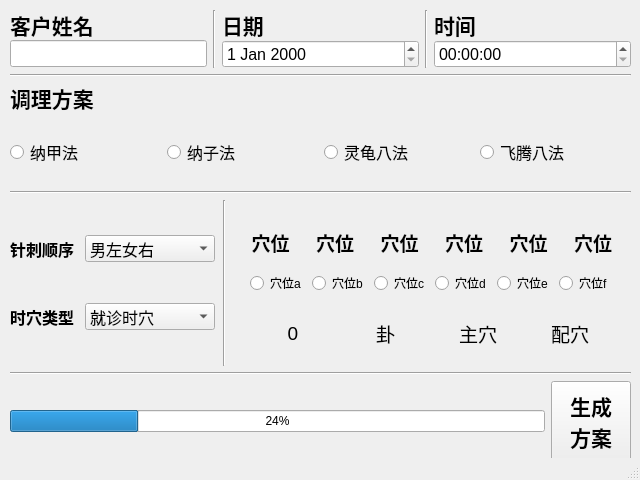
First picture: the form in mainwindow.ui, repository pejoypan/ZiWuLiuZhu, before the edit.
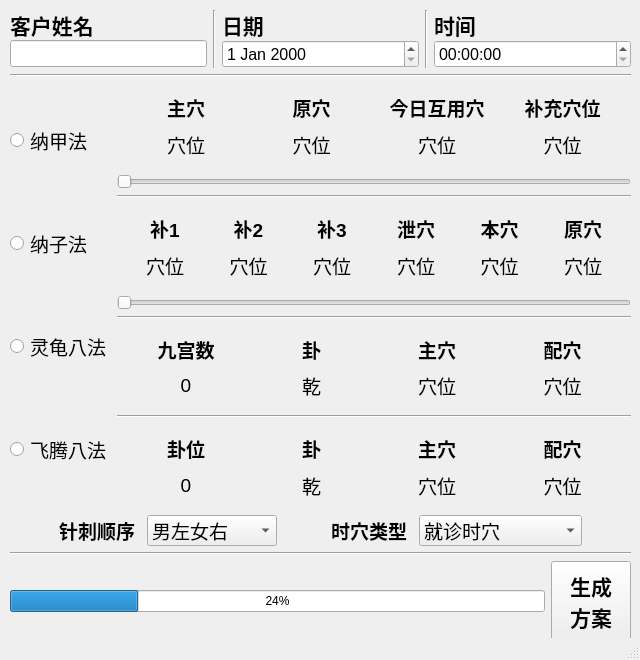
Second picture: the form after the edit.

Commit message: rearrange mainwindow

The edit to the form file:
```diff
--- a/mainwindow.ui
+++ b/mainwindow.ui
@@ -7,7 +7,7 @@
     <x>0</x>
     <y>0</y>
     <width>640</width>
-    <height>480</height>
+    <height>660</height>
    </rect>
   </property>
   <property name="windowTitle">
@@ -20,7 +20,7 @@
       <x>10</x>
       <y>10</y>
       <width>621</width>
-      <height>451</height>
+      <height>631</height>
      </rect>
     </property>
     <layout class="QVBoxLayout" name="verticalLayout">
@@ -211,97 +211,750 @@
        </property>
       </widget>
      </item>
-     <item>
-      <widget class="QLabel" name="label">
-       <property name="maximumSize">
-        <size>
-         <width>16777215</width>
-         <height>30</height>
-        </size>
-       </property>
-       <property name="font">
-        <font>
-         <pointsize>16</pointsize>
-         <bold>true</bold>
-        </font>
-       </property>
-       <property name="text">
-        <string>调理方案</string>
-       </property>
-      </widget>
-     </item>
      <item>
       <layout class="QHBoxLayout" name="horizontalLayout_2">
        <item>
-        <widget class="QRadioButton" name="radioButton_NaJia">
-         <property name="font">
-          <font>
-           <pointsize>12</pointsize>
-          </font>
-         </property>
-         <property name="text">
-          <string>
-纳甲法
-</string>
-         </property>
-        </widget>
+        <layout class="QVBoxLayout" name="verticalLayout_5">
+         <item>
+          <widget class="QRadioButton" name="radioButton_NaJia">
+           <property name="minimumSize">
+            <size>
+             <width>0</width>
+             <height>80</height>
+            </size>
+           </property>
+           <property name="maximumSize">
+            <size>
+             <width>120</width>
+             <height>16777215</height>
+            </size>
+           </property>
+           <property name="font">
+            <font>
+             <pointsize>14</pointsize>
+            </font>
+           </property>
+           <property name="text">
+            <string>纳甲法</string>
+           </property>
+          </widget>
+         </item>
+         <item>
+          <widget class="QRadioButton" name="radioButton_NaZi">
+           <property name="minimumSize">
+            <size>
+             <width>0</width>
+             <height>80</height>
+            </size>
+           </property>
+           <property name="maximumSize">
+            <size>
+             <width>120</width>
+             <height>16777215</height>
+            </size>
+           </property>
+           <property name="font">
+            <font>
+             <pointsize>14</pointsize>
+            </font>
+           </property>
+           <property name="text">
+            <string>纳子法</string>
+           </property>
+          </widget>
+         </item>
+         <item>
+          <widget class="QRadioButton" name="radioButton_LingGui8">
+           <property name="minimumSize">
+            <size>
+             <width>0</width>
+             <height>80</height>
+            </size>
+           </property>
+           <property name="maximumSize">
+            <size>
+             <width>120</width>
+             <height>16777215</height>
+            </size>
+           </property>
+           <property name="font">
+            <font>
+             <pointsize>14</pointsize>
+            </font>
+           </property>
+           <property name="text">
+            <string>灵龟八法</string>
+           </property>
+          </widget>
+         </item>
+         <item>
+          <widget class="QRadioButton" name="radioButton_FeiTeng8">
+           <property name="minimumSize">
+            <size>
+             <width>0</width>
+             <height>80</height>
+            </size>
+           </property>
+           <property name="maximumSize">
+            <size>
+             <width>120</width>
+             <height>16777215</height>
+            </size>
+           </property>
+           <property name="font">
+            <font>
+             <pointsize>14</pointsize>
+            </font>
+           </property>
+           <property name="text">
+            <string>飞腾八法</string>
+           </property>
+          </widget>
+         </item>
+        </layout>
        </item>
        <item>
-        <widget class="QRadioButton" name="radioButton_NaZi">
-         <property name="font">
-          <font>
-           <pointsize>12</pointsize>
-          </font>
-         </property>
-         <property name="text">
-          <string>
-纳子法
-</string>
-         </property>
-        </widget>
-       </item>
-       <item>
-        <widget class="QRadioButton" name="radioButton_LingGui8">
-         <property name="font">
-          <font>
-           <pointsize>12</pointsize>
-          </font>
-         </property>
-         <property name="text">
-          <string>
-灵龟八法
-</string>
-         </property>
-        </widget>
-       </item>
-       <item>
-        <widget class="QRadioButton" name="radioButton_FeiTeng8">
-         <property name="font">
-          <font>
-           <pointsize>12</pointsize>
-          </font>
-         </property>
-         <property name="text">
-          <string>
-飞腾八法
-</string>
-         </property>
-        </widget>
+        <layout class="QVBoxLayout" name="verticalLayout_6">
+         <item>
+          <widget class="QWidget" name="gridWidget" native="true">
+           <layout class="QGridLayout" name="gridLayout_2">
+            <item row="1" column="2">
+             <widget class="QLabel" name="label_NaJia3">
+              <property name="font">
+               <font>
+                <pointsize>14</pointsize>
+               </font>
+              </property>
+              <property name="text">
+               <string>穴位</string>
+              </property>
+              <property name="alignment">
+               <set>Qt::AlignmentFlag::AlignCenter</set>
+              </property>
+             </widget>
+            </item>
+            <item row="1" column="1">
+             <widget class="QLabel" name="label_NaJia2">
+              <property name="font">
+               <font>
+                <pointsize>14</pointsize>
+               </font>
+              </property>
+              <property name="text">
+               <string>穴位</string>
+              </property>
+              <property name="alignment">
+               <set>Qt::AlignmentFlag::AlignCenter</set>
+              </property>
+             </widget>
+            </item>
+            <item row="1" column="3">
+             <widget class="QLabel" name="label_NaJia4">
+              <property name="font">
+               <font>
+                <pointsize>14</pointsize>
+               </font>
+              </property>
+              <property name="text">
+               <string>穴位</string>
+              </property>
+              <property name="alignment">
+               <set>Qt::AlignmentFlag::AlignCenter</set>
+              </property>
+             </widget>
+            </item>
+            <item row="0" column="2">
+             <widget class="QLabel" name="label_11">
+              <property name="font">
+               <font>
+                <pointsize>14</pointsize>
+                <bold>true</bold>
+               </font>
+              </property>
+              <property name="text">
+               <string>今日互用穴</string>
+              </property>
+              <property name="alignment">
+               <set>Qt::AlignmentFlag::AlignCenter</set>
+              </property>
+             </widget>
+            </item>
+            <item row="1" column="0">
+             <widget class="QLabel" name="label_NaJia1">
+              <property name="font">
+               <font>
+                <pointsize>14</pointsize>
+                <underline>false</underline>
+               </font>
+              </property>
+              <property name="text">
+               <string>穴位</string>
+              </property>
+              <property name="alignment">
+               <set>Qt::AlignmentFlag::AlignCenter</set>
+              </property>
+             </widget>
+            </item>
+            <item row="0" column="1">
+             <widget class="QLabel" name="label_10">
+              <property name="font">
+               <font>
+                <pointsize>14</pointsize>
+                <bold>true</bold>
+               </font>
+              </property>
+              <property name="text">
+               <string>原穴</string>
+              </property>
+              <property name="alignment">
+               <set>Qt::AlignmentFlag::AlignCenter</set>
+              </property>
+             </widget>
+            </item>
+            <item row="0" column="3">
+             <widget class="QLabel" name="label_12">
+              <property name="font">
+               <font>
+                <pointsize>14</pointsize>
+                <bold>true</bold>
+               </font>
+              </property>
+              <property name="text">
+               <string>补充穴位</string>
+              </property>
+              <property name="alignment">
+               <set>Qt::AlignmentFlag::AlignCenter</set>
+              </property>
+             </widget>
+            </item>
+            <item row="0" column="0">
+             <widget class="QLabel" name="label_8">
+              <property name="font">
+               <font>
+                <pointsize>14</pointsize>
+                <bold>true</bold>
+               </font>
+              </property>
+              <property name="text">
+               <string>主穴</string>
+              </property>
+              <property name="alignment">
+               <set>Qt::AlignmentFlag::AlignCenter</set>
+              </property>
+             </widget>
+            </item>
+           </layout>
+          </widget>
+         </item>
+         <item>
+          <widget class="QSlider" name="Slider_NaJia">
+           <property name="orientation">
+            <enum>Qt::Orientation::Horizontal</enum>
+           </property>
+          </widget>
+         </item>
+         <item>
+          <widget class="Line" name="line_7">
+           <property name="orientation">
+            <enum>Qt::Orientation::Horizontal</enum>
+           </property>
+          </widget>
+         </item>
+         <item>
+          <widget class="QWidget" name="gridWidget_3" native="true">
+           <layout class="QGridLayout" name="gridLayout_4">
+            <item row="1" column="3">
+             <widget class="QLabel" name="label_NaZi4">
+              <property name="font">
+               <font>
+                <pointsize>14</pointsize>
+               </font>
+              </property>
+              <property name="text">
+               <string>穴位</string>
+              </property>
+              <property name="alignment">
+               <set>Qt::AlignmentFlag::AlignCenter</set>
+              </property>
+             </widget>
+            </item>
+            <item row="0" column="3">
+             <widget class="QLabel" name="label_28">
+              <property name="font">
+               <font>
+                <pointsize>14</pointsize>
+                <bold>true</bold>
+               </font>
+              </property>
+              <property name="text">
+               <string>泄穴</string>
+              </property>
+              <property name="alignment">
+               <set>Qt::AlignmentFlag::AlignCenter</set>
+              </property>
+             </widget>
+            </item>
+            <item row="1" column="4">
+             <widget class="QLabel" name="label_NaZi5">
+              <property name="font">
+               <font>
+                <pointsize>14</pointsize>
+               </font>
+              </property>
+              <property name="text">
+               <string>穴位</string>
+              </property>
+              <property name="alignment">
+               <set>Qt::AlignmentFlag::AlignCenter</set>
+              </property>
+             </widget>
+            </item>
+            <item row="0" column="5">
+             <widget class="QLabel" name="label_40">
+              <property name="font">
+               <font>
+                <pointsize>14</pointsize>
+                <bold>true</bold>
+               </font>
+              </property>
+              <property name="text">
+               <string>原穴</string>
+              </property>
+              <property name="alignment">
+               <set>Qt::AlignmentFlag::AlignCenter</set>
+              </property>
+             </widget>
+            </item>
+            <item row="1" column="1">
+             <widget class="QLabel" name="label_NaZi2">
+              <property name="font">
+               <font>
+                <pointsize>14</pointsize>
+               </font>
+              </property>
+              <property name="text">
+               <string>穴位</string>
+              </property>
+              <property name="alignment">
+               <set>Qt::AlignmentFlag::AlignCenter</set>
+              </property>
+             </widget>
+            </item>
+            <item row="0" column="1">
+             <widget class="QLabel" name="label_26">
+              <property name="font">
+               <font>
+                <pointsize>14</pointsize>
+                <bold>true</bold>
+               </font>
+              </property>
+              <property name="text">
+               <string>补2</string>
+              </property>
+              <property name="alignment">
+               <set>Qt::AlignmentFlag::AlignCenter</set>
+              </property>
+             </widget>
+            </item>
+            <item row="0" column="2">
+             <widget class="QLabel" name="label_24">
+              <property name="font">
+               <font>
+                <pointsize>14</pointsize>
+                <bold>true</bold>
+               </font>
+              </property>
+              <property name="text">
+               <string>补3</string>
+              </property>
+              <property name="alignment">
+               <set>Qt::AlignmentFlag::AlignCenter</set>
+              </property>
+             </widget>
+            </item>
+            <item row="1" column="5">
+             <widget class="QLabel" name="label_NaZi6">
+              <property name="font">
+               <font>
+                <pointsize>14</pointsize>
+               </font>
+              </property>
+              <property name="text">
+               <string>穴位</string>
+              </property>
+              <property name="alignment">
+               <set>Qt::AlignmentFlag::AlignCenter</set>
+              </property>
+             </widget>
+            </item>
+            <item row="0" column="4">
+             <widget class="QLabel" name="label_6">
+              <property name="font">
+               <font>
+                <pointsize>14</pointsize>
+                <bold>true</bold>
+               </font>
+              </property>
+              <property name="text">
+               <string>本穴</string>
+              </property>
+              <property name="alignment">
+               <set>Qt::AlignmentFlag::AlignCenter</set>
+              </property>
+             </widget>
+            </item>
+            <item row="1" column="0">
+             <widget class="QLabel" name="label_NaZi1">
+              <property name="font">
+               <font>
+                <pointsize>14</pointsize>
+               </font>
+              </property>
+              <property name="text">
+               <string>穴位</string>
+              </property>
+              <property name="alignment">
+               <set>Qt::AlignmentFlag::AlignCenter</set>
+              </property>
+             </widget>
+            </item>
+            <item row="1" column="2">
+             <widget class="QLabel" name="label_NaZi3">
+              <property name="font">
+               <font>
+                <pointsize>14</pointsize>
+               </font>
+              </property>
+              <property name="text">
+               <string>穴位</string>
+              </property>
+              <property name="alignment">
+               <set>Qt::AlignmentFlag::AlignCenter</set>
+              </property>
+             </widget>
+            </item>
+            <item row="0" column="0">
+             <widget class="QLabel" name="label_27">
+              <property name="font">
+               <font>
+                <pointsize>14</pointsize>
+                <bold>true</bold>
+               </font>
+              </property>
+              <property name="text">
+               <string>补1</string>
+              </property>
+              <property name="alignment">
+               <set>Qt::AlignmentFlag::AlignCenter</set>
+              </property>
+             </widget>
+            </item>
+           </layout>
+          </widget>
+         </item>
+         <item>
+          <widget class="QSlider" name="Slider_NaZi">
+           <property name="orientation">
+            <enum>Qt::Orientation::Horizontal</enum>
+           </property>
+          </widget>
+         </item>
+         <item>
+          <widget class="Line" name="line_8">
+           <property name="orientation">
+            <enum>Qt::Orientation::Horizontal</enum>
+           </property>
+          </widget>
+         </item>
+         <item>
+          <widget class="QWidget" name="gridWidget_2" native="true">
+           <layout class="QGridLayout" name="gridLayout_3">
+            <item row="2" column="1">
+             <widget class="QLabel" name="label_LingGui2">
+              <property name="font">
+               <font>
+                <pointsize>14</pointsize>
+               </font>
+              </property>
+              <property name="text">
+               <string>乾</string>
+              </property>
+              <property name="alignment">
+               <set>Qt::AlignmentFlag::AlignCenter</set>
+              </property>
+             </widget>
+            </item>
+            <item row="1" column="3">
+             <widget class="QLabel" name="label_17">
+              <property name="font">
+               <font>
+                <pointsize>14</pointsize>
+                <bold>true</bold>
+               </font>
+              </property>
+              <property name="text">
+               <string>配穴</string>
+              </property>
+              <property name="alignment">
+               <set>Qt::AlignmentFlag::AlignCenter</set>
+              </property>
+             </widget>
+            </item>
+            <item row="1" column="2">
+             <widget class="QLabel" name="label_13">
+              <property name="font">
+               <font>
+                <pointsize>14</pointsize>
+                <bold>true</bold>
+               </font>
+              </property>
+              <property name="text">
+               <string>主穴</string>
+              </property>
+              <property name="alignment">
+               <set>Qt::AlignmentFlag::AlignCenter</set>
+              </property>
+             </widget>
+            </item>
+            <item row="1" column="1">
+             <widget class="QLabel" name="label_15">
+              <property name="font">
+               <font>
+                <pointsize>14</pointsize>
+                <bold>true</bold>
+               </font>
+              </property>
+              <property name="text">
+               <string>卦</string>
+              </property>
+              <property name="alignment">
+               <set>Qt::AlignmentFlag::AlignCenter</set>
+              </property>
+             </widget>
+            </item>
+            <item row="2" column="0">
+             <widget class="QLabel" name="label_LingGui1">
+              <property name="font">
+               <font>
+                <pointsize>14</pointsize>
+               </font>
+              </property>
+              <property name="text">
+               <string>0</string>
+              </property>
+              <property name="alignment">
+               <set>Qt::AlignmentFlag::AlignCenter</set>
+              </property>
+             </widget>
+            </item>
+            <item row="2" column="3">
+             <widget class="QLabel" name="label_LingGui4">
+              <property name="font">
+               <font>
+                <pointsize>14</pointsize>
+               </font>
+              </property>
+              <property name="text">
+               <string>穴位</string>
+              </property>
+              <property name="alignment">
+               <set>Qt::AlignmentFlag::AlignCenter</set>
+              </property>
+             </widget>
+            </item>
+            <item row="2" column="2">
+             <widget class="QLabel" name="label_LingGui3">
+              <property name="font">
+               <font>
+                <pointsize>14</pointsize>
+               </font>
+              </property>
+              <property name="text">
+               <string>穴位</string>
+              </property>
+              <property name="alignment">
+               <set>Qt::AlignmentFlag::AlignCenter</set>
+              </property>
+             </widget>
+            </item>
+            <item row="1" column="0">
+             <widget class="QLabel" name="label_16">
+              <property name="font">
+               <font>
+                <pointsize>14</pointsize>
+                <bold>true</bold>
+               </font>
+              </property>
+              <property name="text">
+               <string>九宫数</string>
+              </property>
+              <property name="alignment">
+               <set>Qt::AlignmentFlag::AlignCenter</set>
+              </property>
+             </widget>
+            </item>
+           </layout>
+          </widget>
+         </item>
+         <item>
+          <widget class="Line" name="line_9">
+           <property name="orientation">
+            <enum>Qt::Orientation::Horizontal</enum>
+           </property>
+          </widget>
+         </item>
+         <item>
+          <widget class="QWidget" name="gridWidget_4" native="true">
+           <layout class="QGridLayout" name="gridLayout_5">
+            <item row="2" column="2">
+             <widget class="QLabel" name="label_FeiTeng3">
+              <property name="font">
+               <font>
+                <pointsize>14</pointsize>
+               </font>
+              </property>
+              <property name="text">
+               <string>穴位</string>
+              </property>
+              <property name="alignment">
+               <set>Qt::AlignmentFlag::AlignCenter</set>
+              </property>
+             </widget>
+            </item>
+            <item row="1" column="0">
+             <widget class="QLabel" name="label_35">
+              <property name="font">
+               <font>
+                <pointsize>14</pointsize>
+                <bold>true</bold>
+               </font>
+              </property>
+              <property name="text">
+               <string>卦位</string>
+              </property>
+              <property name="alignment">
+               <set>Qt::AlignmentFlag::AlignCenter</set>
+              </property>
+             </widget>
+            </item>
+            <item row="1" column="1">
+             <widget class="QLabel" name="label_34">
+              <property name="font">
+               <font>
+                <pointsize>14</pointsize>
+                <bold>true</bold>
+               </font>
+              </property>
+              <property name="text">
+               <string>卦</string>
+              </property>
+              <property name="alignment">
+               <set>Qt::AlignmentFlag::AlignCenter</set>
+              </property>
+             </widget>
+            </item>
+            <item row="2" column="0">
+             <widget class="QLabel" name="label_FeiTeng1">
+              <property name="font">
+               <font>
+                <pointsize>14</pointsize>
+               </font>
+              </property>
+              <property name="text">
+               <string>0</string>
+              </property>
+              <property name="alignment">
+               <set>Qt::AlignmentFlag::AlignCenter</set>
+              </property>
+             </widget>
+            </item>
+            <item row="1" column="2">
+             <widget class="QLabel" name="label_32">
+              <property name="font">
+               <font>
+                <pointsize>14</pointsize>
+                <bold>true</bold>
+               </font>
+              </property>
+              <property name="text">
+               <string>主穴</string>
+              </property>
+              <property name="alignment">
+               <set>Qt::AlignmentFlag::AlignCenter</set>
+              </property>
+             </widget>
+            </item>
+            <item row="2" column="1">
+             <widget class="QLabel" name="label_FeiTeng2">
+              <property name="font">
+               <font>
+                <pointsize>14</pointsize>
+               </font>
+              </property>
+              <property name="text">
+               <string>乾</string>
+              </property>
+              <property name="alignment">
+               <set>Qt::AlignmentFlag::AlignCenter</set>
+              </property>
+             </widget>
+            </item>
+            <item row="2" column="3">
+             <widget class="QLabel" name="label_FeiTeng4">
+              <property name="font">
+               <font>
+                <pointsize>14</pointsize>
+               </font>
+              </property>
+              <property name="text">
+               <string>穴位</string>
+              </property>
+              <property name="alignment">
+               <set>Qt::AlignmentFlag::AlignCenter</set>
+              </property>
+             </widget>
+            </item>
+            <item row="1" column="3">
+             <widget class="QLabel" name="label_36">
+              <property name="font">
+               <font>
+                <pointsize>14</pointsize>
+                <bold>true</bold>
+               </font>
+              </property>
+              <property name="text">
+               <string>配穴</string>
+              </property>
+              <property name="alignment">
+               <set>Qt::AlignmentFlag::AlignCenter</set>
+              </property>
+             </widget>
+            </item>
+           </layout>
+          </widget>
+         </item>
+        </layout>
        </item>
       </layout>
      </item>
-     <item>
-      <widget class="Line" name="line">
-       <property name="orientation">
-        <enum>Qt::Orientation::Horizontal</enum>
-       </property>
-      </widget>
-     </item>
      <item>
       <layout class="QHBoxLayout" name="horizontalLayout">
        <property name="sizeConstraint">
         <enum>QLayout::SizeConstraint::SetMinimumSize</enum>
        </property>
+       <item>
+        <spacer name="horizontalSpacer_2">
+         <property name="orientation">
+          <enum>Qt::Orientation::Horizontal</enum>
+         </property>
+         <property name="sizeHint" stdset="0">
+          <size>
+           <width>40</width>
+           <height>20</height>
+          </size>
+         </property>
+        </spacer>
+       </item>
        <item>
         <layout class="QVBoxLayout" name="verticalLayout_2">
          <property name="sizeConstraint">
@@ -316,12 +969,12 @@
             <widget class="QLabel" name="label_7">
              <property name="font">
               <font>
-               <pointsize>12</pointsize>
+               <pointsize>14</pointsize>
                <bold>true</bold>
               </font>
              </property>
              <property name="text">
-              <string>针刺顺序 </string>
+              <string>&lt;html&gt;&lt;head/&gt;&lt;body&gt;&lt;p&gt;针刺顺序 &lt;/p&gt;&lt;/body&gt;&lt;/html&gt;</string>
              </property>
             </widget>
            </item>
@@ -335,7 +988,7 @@
              </property>
              <property name="font">
               <font>
-               <pointsize>12</pointsize>
+               <pointsize>14</pointsize>
               </font>
              </property>
              <item>
@@ -352,71 +1005,6 @@
            </item>
           </layout>
          </item>
-         <item>
-          <layout class="QHBoxLayout" name="horizontalLayout_6">
-           <property name="sizeConstraint">
-            <enum>QLayout::SizeConstraint::SetDefaultConstraint</enum>
-           </property>
-           <item>
-            <widget class="QLabel" name="label_5">
-             <property name="font">
-              <font>
-               <pointsize>12</pointsize>
-               <bold>true</bold>
-              </font>
-             </property>
-             <property name="text">
-              <string>时穴类型 </string>
-             </property>
-            </widget>
-           </item>
-           <item>
-            <widget class="QComboBox" name="comboBox_type">
-             <property name="minimumSize">
-              <size>
-               <width>130</width>
-               <height>0</height>
-              </size>
-             </property>
-             <property name="font">
-              <font>
-               <pointsize>12</pointsize>
-              </font>
-             </property>
-             <item>
-              <property name="text">
-               <string>就诊时穴</string>
-              </property>
-             </item>
-             <item>
-              <property name="text">
-               <string>精神心理刺激</string>
-              </property>
-             </item>
-             <item>
-              <property name="text">
-               <string>意外事故</string>
-              </property>
-             </item>
-             <item>
-              <property name="text">
-               <string>错误或过度治疗</string>
-              </property>
-             </item>
-             <item>
-              <property name="text">
-               <string>病情加重的事件</string>
-              </property>
-             </item>
-             <item>
-              <property name="text">
-               <string>出生时间</string>
-              </property>
-             </item>
-            </widget>
-           </item>
-          </layout>
-         </item>
         </layout>
        </item>
        <item>
@@ -433,334 +1021,82 @@
         </spacer>
        </item>
        <item>
-        <widget class="Line" name="line_4">
-         <property name="orientation">
-          <enum>Qt::Orientation::Vertical</enum>
+        <layout class="QHBoxLayout" name="horizontalLayout_6">
+         <property name="sizeConstraint">
+          <enum>QLayout::SizeConstraint::SetDefaultConstraint</enum>
          </property>
-        </widget>
+         <item>
+          <widget class="QLabel" name="label_5">
+           <property name="font">
+            <font>
+             <pointsize>14</pointsize>
+             <bold>true</bold>
+            </font>
+           </property>
+           <property name="text">
+            <string>&lt;html&gt;&lt;head/&gt;&lt;body&gt;&lt;p&gt;时穴类型 &lt;/p&gt;&lt;/body&gt;&lt;/html&gt;</string>
+           </property>
+          </widget>
+         </item>
+         <item>
+          <widget class="QComboBox" name="comboBox_type">
+           <property name="minimumSize">
+            <size>
+             <width>130</width>
+             <height>0</height>
+            </size>
+           </property>
+           <property name="font">
+            <font>
+             <pointsize>14</pointsize>
+            </font>
+           </property>
+           <item>
+            <property name="text">
+             <string>就诊时穴</string>
+            </property>
+           </item>
+           <item>
+            <property name="text">
+             <string>精神心理刺激</string>
+            </property>
+           </item>
+           <item>
+            <property name="text">
+             <string>意外事故</string>
+            </property>
+           </item>
+           <item>
+            <property name="text">
+             <string>错误或过度治疗</string>
+            </property>
+           </item>
+           <item>
+            <property name="text">
+             <string>病情加重的事件</string>
+            </property>
+           </item>
+           <item>
+            <property name="text">
+             <string>出生时间</string>
+            </property>
+           </item>
+          </widget>
+         </item>
+        </layout>
        </item>
        <item>
-        <widget class="QWidget" name="verticalWidget_choose_acupoint" native="true">
-         <layout class="QVBoxLayout" name="verticalLayout_3">
-          <property name="sizeConstraint">
-           <enum>QLayout::SizeConstraint::SetNoConstraint</enum>
-          </property>
-          <item>
-           <layout class="QHBoxLayout" name="horizontalLayout_5">
-            <item>
-             <widget class="QLabel" name="label_a">
-              <property name="minimumSize">
-               <size>
-                <width>55</width>
-                <height>50</height>
-               </size>
-              </property>
-              <property name="maximumSize">
-               <size>
-                <width>16777215</width>
-                <height>30</height>
-               </size>
-              </property>
-              <property name="font">
-               <font>
-                <pointsize>14</pointsize>
-                <bold>true</bold>
-               </font>
-              </property>
-              <property name="text">
-               <string>穴位</string>
-              </property>
-              <property name="alignment">
-               <set>Qt::AlignmentFlag::AlignCenter</set>
-              </property>
-             </widget>
-            </item>
-            <item>
-             <widget class="QLabel" name="label_b">
-              <property name="minimumSize">
-               <size>
-                <width>55</width>
-                <height>50</height>
-               </size>
-              </property>
-              <property name="maximumSize">
-               <size>
-                <width>16777215</width>
-                <height>30</height>
-               </size>
-              </property>
-              <property name="font">
-               <font>
-                <pointsize>14</pointsize>
-                <bold>true</bold>
-               </font>
-              </property>
-              <property name="text">
-               <string>穴位</string>
-              </property>
-              <property name="alignment">
-               <set>Qt::AlignmentFlag::AlignCenter</set>
-              </property>
-             </widget>
-            </item>
-            <item>
-             <widget class="QLabel" name="label_c">
-              <property name="minimumSize">
-               <size>
-                <width>55</width>
-                <height>50</height>
-               </size>
-              </property>
-              <property name="maximumSize">
-               <size>
-                <width>16777215</width>
-                <height>30</height>
-               </size>
-              </property>
-              <property name="font">
-               <font>
-                <pointsize>14</pointsize>
-                <bold>true</bold>
-               </font>
-              </property>
-              <property name="text">
-               <string>穴位</string>
-              </property>
-              <property name="alignment">
-               <set>Qt::AlignmentFlag::AlignCenter</set>
-              </property>
-             </widget>
-            </item>
-            <item>
-             <widget class="QLabel" name="label_d">
-              <property name="minimumSize">
-               <size>
-                <width>55</width>
-                <height>50</height>
-               </size>
-              </property>
-              <property name="maximumSize">
-               <size>
-                <width>16777215</width>
-                <height>30</height>
-               </size>
-              </property>
-              <property name="font">
-               <font>
-                <pointsize>14</pointsize>
-                <bold>true</bold>
-               </font>
-              </property>
-              <property name="text">
-               <string>穴位</string>
-              </property>
-              <property name="alignment">
-               <set>Qt::AlignmentFlag::AlignCenter</set>
-              </property>
-             </widget>
-            </item>
-            <item>
-             <widget class="QLabel" name="label_e">
-              <property name="minimumSize">
-               <size>
-                <width>55</width>
-                <height>50</height>
-               </size>
-              </property>
-              <property name="maximumSize">
-               <size>
-                <width>16777215</width>
-                <height>30</height>
-               </size>
-              </property>
-              <property name="font">
-               <font>
-                <pointsize>14</pointsize>
-                <bold>true</bold>
-               </font>
-              </property>
-              <property name="text">
-               <string>穴位</string>
-              </property>
-              <property name="alignment">
-               <set>Qt::AlignmentFlag::AlignCenter</set>
-              </property>
-             </widget>
-            </item>
-            <item>
-             <widget class="QLabel" name="label_f">
-              <property name="minimumSize">
-               <size>
-                <width>55</width>
-                <height>50</height>
-               </size>
-              </property>
-              <property name="maximumSize">
-               <size>
-                <width>16777215</width>
-                <height>30</height>
-               </size>
-              </property>
-              <property name="font">
-               <font>
-                <pointsize>14</pointsize>
-                <bold>true</bold>
-               </font>
-              </property>
-              <property name="text">
-               <string>穴位</string>
-              </property>
-              <property name="alignment">
-               <set>Qt::AlignmentFlag::AlignCenter</set>
-              </property>
-             </widget>
-            </item>
-           </layout>
-          </item>
-          <item>
-           <widget class="QWidget" name="choose_acupoint_Widget" native="true">
-            <layout class="QHBoxLayout" name="horizontalLayout_4">
-             <item>
-              <widget class="QRadioButton" name="radioButton_a">
-               <property name="text">
-                <string>穴位a</string>
-               </property>
-              </widget>
-             </item>
-             <item>
-              <widget class="QRadioButton" name="radioButton_b">
-               <property name="text">
-                <string>穴位b</string>
-               </property>
-              </widget>
-             </item>
-             <item>
-              <widget class="QRadioButton" name="radioButton_c">
-               <property name="text">
-                <string>穴位c</string>
-               </property>
-              </widget>
-             </item>
-             <item>
-              <widget class="QRadioButton" name="radioButton_d">
-               <property name="text">
-                <string>穴位d</string>
-               </property>
-              </widget>
-             </item>
-             <item>
-              <widget class="QRadioButton" name="radioButton_e">
-               <property name="text">
-                <string>穴位e</string>
-               </property>
-              </widget>
-             </item>
-             <item>
-              <widget class="QRadioButton" name="radioButton_f">
-               <property name="text">
-                <string>穴位f</string>
-               </property>
-              </widget>
-             </item>
-            </layout>
-           </widget>
-          </item>
-          <item>
-           <widget class="QWidget" name="horizontalWidget" native="true">
-            <layout class="QHBoxLayout" name="horizontalLayout_7">
-             <item>
-              <widget class="QLabel" name="label_digit">
-               <property name="minimumSize">
-                <size>
-                 <width>55</width>
-                 <height>0</height>
-                </size>
-               </property>
-               <property name="font">
-                <font>
-                 <pointsize>14</pointsize>
-                 <bold>false</bold>
-                </font>
-               </property>
-               <property name="text">
-                <string>0</string>
-               </property>
-               <property name="alignment">
-                <set>Qt::AlignmentFlag::AlignCenter</set>
-               </property>
-              </widget>
-             </item>
-             <item>
-              <widget class="QLabel" name="label_hexgram">
-               <property name="minimumSize">
-                <size>
-                 <width>55</width>
-                 <height>0</height>
-                </size>
-               </property>
-               <property name="font">
-                <font>
-                 <pointsize>14</pointsize>
-                 <bold>false</bold>
-                </font>
-               </property>
-               <property name="text">
-                <string>卦</string>
-               </property>
-               <property name="alignment">
-                <set>Qt::AlignmentFlag::AlignCenter</set>
-               </property>
-              </widget>
-             </item>
-             <item>
-              <widget class="QLabel" name="label_ZhuXue">
-               <property name="minimumSize">
-                <size>
-                 <width>55</width>
-                 <height>0</height>
-                </size>
-               </property>
-               <property name="font">
-                <font>
-                 <pointsize>14</pointsize>
-                 <bold>false</bold>
-                </font>
-               </property>
-               <property name="text">
-                <string>主穴</string>
-               </property>
-               <property name="alignment">
-                <set>Qt::AlignmentFlag::AlignCenter</set>
-               </property>
-              </widget>
-             </item>
-             <item>
-              <widget class="QLabel" name="label_PeiXue">
-               <property name="minimumSize">
-                <size>
-                 <width>55</width>
-                 <height>0</height>
-                </size>
-               </property>
-               <property name="font">
-                <font>
-                 <pointsize>14</pointsize>
-                 <bold>false</bold>
-                </font>
-               </property>
-               <property name="text">
-                <string>配穴</string>
-               </property>
-               <property name="alignment">
-                <set>Qt::AlignmentFlag::AlignCenter</set>
-               </property>
-              </widget>
-             </item>
-            </layout>
-           </widget>
-          </item>
-         </layout>
-        </widget>
+        <spacer name="horizontalSpacer_3">
+         <property name="orientation">
+          <enum>Qt::Orientation::Horizontal</enum>
+         </property>
+         <property name="sizeHint" stdset="0">
+          <size>
+           <width>40</width>
+           <height>20</height>
+          </size>
+         </property>
+        </spacer>
        </item>
       </layout>
      </item>
```
Left out of the diff: 418 changed lines with no effect on the pictures. The commit also changes 1 other file.
